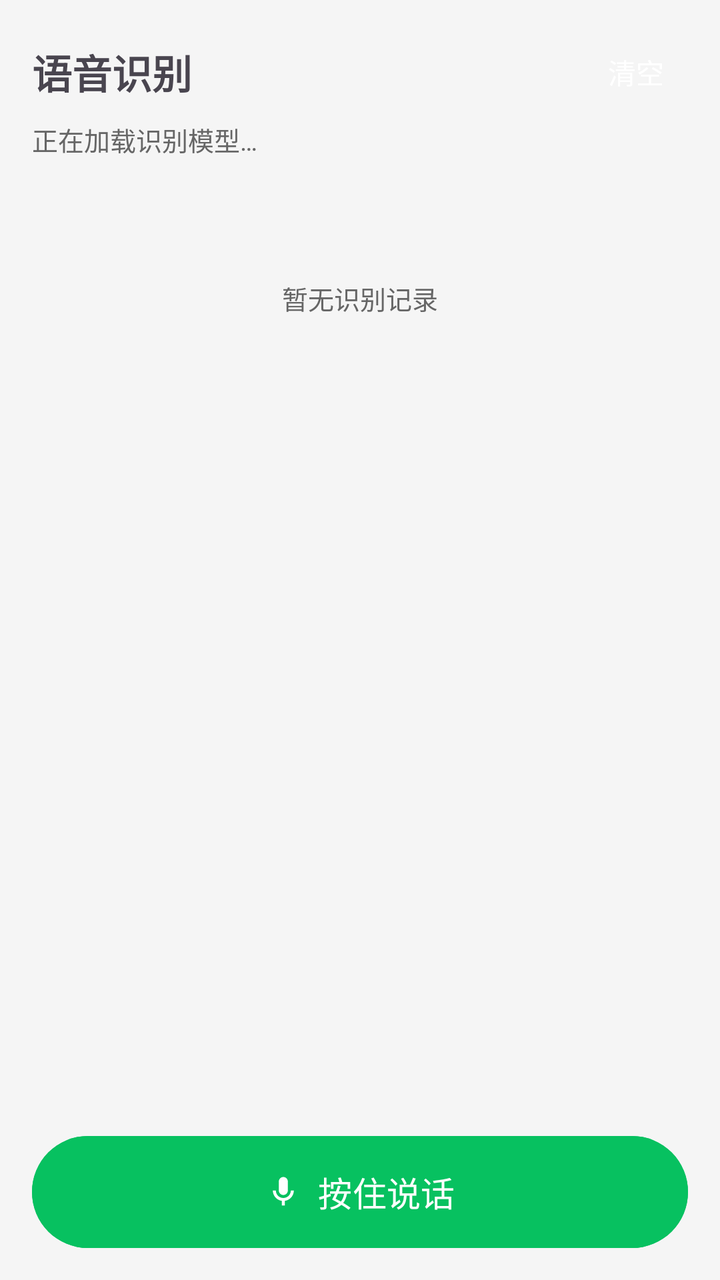
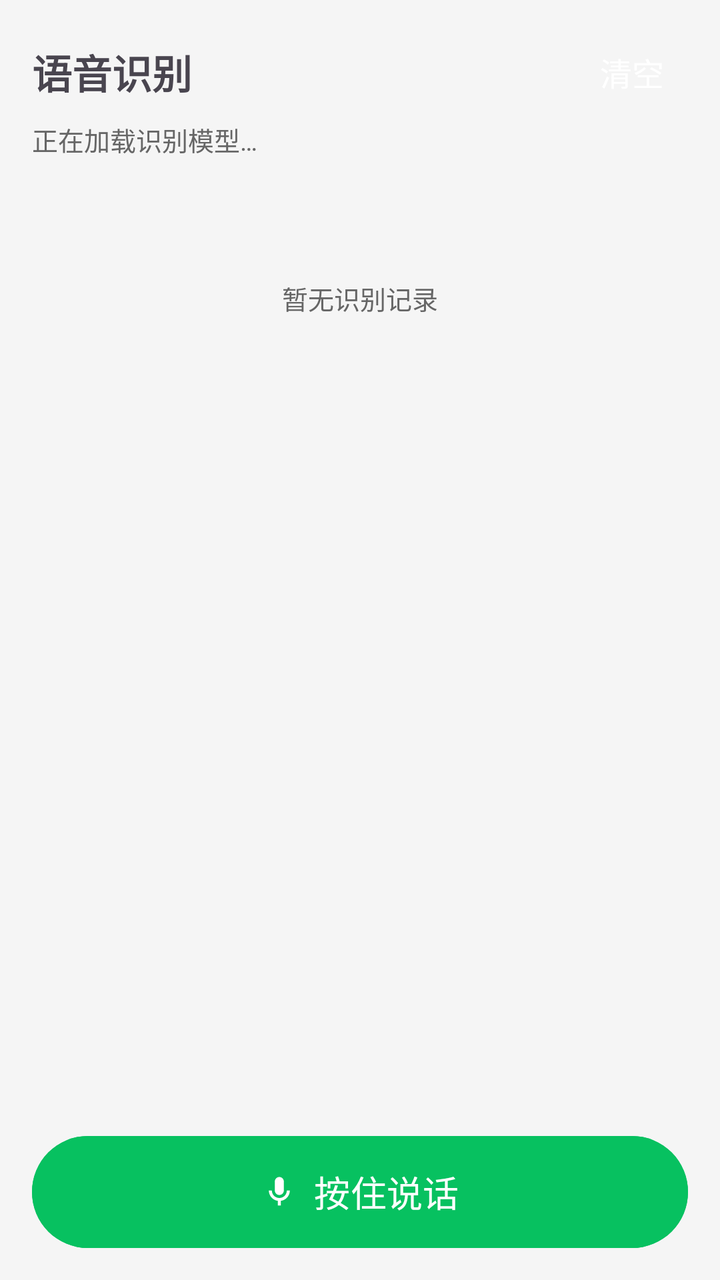

Compare the two renders of this Android layout. The source of the first and the diff that turns it into the second are given below.
<!-- AndroidManifest.xml: application theme Theme.TtsTest -->
<!-- res/layout/fragment_speech.xml -->
<?xml version="1.0" encoding="utf-8"?>
<LinearLayout xmlns:android="http://schemas.android.com/apk/res/android"
    xmlns:app="http://schemas.android.com/apk/res-auto"
    android:layout_width="match_parent"
    android:layout_height="match_parent"
    android:orientation="vertical">

    
    <LinearLayout
        android:layout_width="match_parent"
        android:layout_height="wrap_content"
        android:gravity="center_vertical"
        android:orientation="horizontal"
        android:paddingStart="16dp"
        android:paddingTop="12dp"
        android:paddingEnd="16dp">

        <TextView
            android:layout_width="0dp"
            android:layout_height="wrap_content"
            android:layout_weight="1"
            android:text="@string/speech_title"
            android:textSize="20sp"
            android:textStyle="bold" />

        <Button
            android:id="@+id/btnClearHistory"
            style="?android:attr/borderlessButtonStyle"
            android:layout_width="wrap_content"
            android:layout_height="wrap_content"
            android:minWidth="0dp"
            android:paddingStart="12dp"
            android:paddingEnd="12dp"
            android:text="@string/speech_clear_history" />
    </LinearLayout>

    
    <TextView
        android:id="@+id/tvStatus"
        android:layout_width="match_parent"
        android:layout_height="wrap_content"
        android:paddingStart="16dp"
        android:paddingEnd="16dp"
        android:text="@string/speech_init_loading"
        android:textColor="@color/text_secondary"
        android:textSize="13sp" />

    
    <ScrollView
        android:id="@+id/historyScroll"
        android:layout_width="match_parent"
        android:layout_height="0dp"
        android:layout_marginTop="4dp"
        android:layout_weight="1"
        android:fillViewport="true">

        <LinearLayout
            android:layout_width="match_parent"
            android:layout_height="wrap_content"
            android:orientation="vertical"
            android:paddingStart="16dp"
            android:paddingTop="8dp"
            android:paddingEnd="16dp"
            android:paddingBottom="8dp">

            <TextView
                android:id="@+id/tvHistoryEmpty"
                android:layout_width="match_parent"
                android:layout_height="wrap_content"
                android:gravity="center"
                android:paddingTop="48dp"
                android:paddingBottom="48dp"
                android:text="@string/speech_history_empty"
                android:textColor="@color/text_secondary"
                android:textSize="13sp" />

            <LinearLayout
                android:id="@+id/historyContainer"
                android:layout_width="match_parent"
                android:layout_height="wrap_content"
                android:orientation="vertical" />
        </LinearLayout>
    </ScrollView>

    
    <FrameLayout
        android:layout_width="match_parent"
        android:layout_height="wrap_content"
        android:paddingStart="16dp"
        android:paddingTop="8dp"
        android:paddingEnd="16dp"
        android:paddingBottom="16dp">

        <Button
            android:id="@+id/btnHold"
            android:layout_width="match_parent"
            android:layout_height="56dp"
            android:backgroundTint="@color/wechat_green"
            android:insetTop="0dp"
            android:insetBottom="0dp"
            android:stateListAnimator="@null"
            android:text="@string/speech_hold_hint"
            android:textColor="@color/white"
            android:textSize="17sp"
            app:cornerRadius="28dp"
            app:icon="@drawable/ic_mic"
            app:iconGravity="textStart"
            app:iconPadding="8dp"
            app:iconTint="@color/white" />
    </FrameLayout>

</LinearLayout>
<!-- resources referenced by this layout -->
<resources>
  <color name="text_secondary">#666666</color>
  <color name="wechat_green">#07C160</color>
  <color name="white">#FFFFFF</color>
  <!-- drawable ic_mic (drawable) -->
  <?xml version="1.0" encoding="utf-8"?>
  <vector xmlns:android="http://schemas.android.com/apk/res/android"
      android:width="24dp"
      android:height="24dp"
      android:viewportWidth="24"
      android:viewportHeight="24">
  
      
      <path
          android:fillColor="#FFFFFF"
          android:pathData="M12,14c1.66,0 3,-1.34 3,-3V5c0,-1.66 -1.34,-3 -3,-3S9,3.34 9,5v6c0,1.66 1.34,3 3,3z" />
  
      
      <path
          android:fillColor="#FFFFFF"
          android:pathData="M17,11c0,2.76 -2.24,5 -5,5s-5,-2.24 -5,-5H5c0,3.53 2.61,6.43 6,6.92V21h2v-3.08c3.39,-0.49 6,-3.39 6,-6.92h-2z" />
  </vector>
  <string name="speech_clear_history">清空</string>
  <string name="speech_history_empty">暂无识别记录</string>
  <string name="speech_hold_hint">按住说话</string>
  <string name="speech_init_loading">正在加载识别模型…</string>
  <string name="speech_title">语音识别</string>
  <style name="Theme.TtsTest" parent="Theme.Material3.Light.NoActionBar">
          
          <item name="colorPrimary">@color/wechat_green</item>
          <item name="colorOnPrimary">@color/white</item>
  
          
          <item name="colorSurface">@color/app_background</item>
          <item name="colorOnSurface">@color/text_black</item>
          <item name="android:colorBackground">@color/app_background</item>
          <item name="android:windowBackground">@color/app_background</item>
  
          
          <item name="android:textColorPrimary">@color/text_black</item>
          <item name="android:textColorSecondary">@color/text_secondary</item>
  
          
          <item name="colorOnSurfaceVariant">@color/unselected_gray</item>
      </style>
  <color name="app_background">#F5F5F5</color>
  <color name="text_black">#000000</color>
  <color name="unselected_gray">#8A8A8A</color>
</resources>

<!-- the commit's change to res/layout/fragment_speech.xml (unified diff, before → after) -->
@@ -31,7 +31,8 @@
             android:minWidth="0dp"
             android:paddingStart="12dp"
             android:paddingEnd="12dp"
-            android:text="@string/speech_clear_history" />
+            android:text="@string/speech_clear_history"
+            android:textSize="16sp" />
     </LinearLayout>
 
     
@@ -101,7 +102,7 @@
             android:stateListAnimator="@null"
             android:text="@string/speech_hold_hint"
             android:textColor="@color/white"
-            android:textSize="17sp"
+            android:textSize="18sp"
             app:cornerRadius="28dp"
             app:icon="@drawable/ic_mic"
             app:iconGravity="textStart"
<!-- resource entries referenced after the edit -->
@@ -43,9 +43,15 @@
   
           
           <item name="colorOnSurfaceVariant">@color/unselected_gray</item>
+  
+          
+          <item name="materialButtonStyle">@style/Widget.App.Button</item>
       </style>
   <color name="app_background">#F5F5F5</color>
   <color name="text_black">#000000</color>
   <color name="unselected_gray">#8A8A8A</color>
+  <style name="Widget.App.Button" parent="Widget.Material3.Button">
+          <item name="android:textSize">18sp</item>
+      </style>
 </resources>
 
